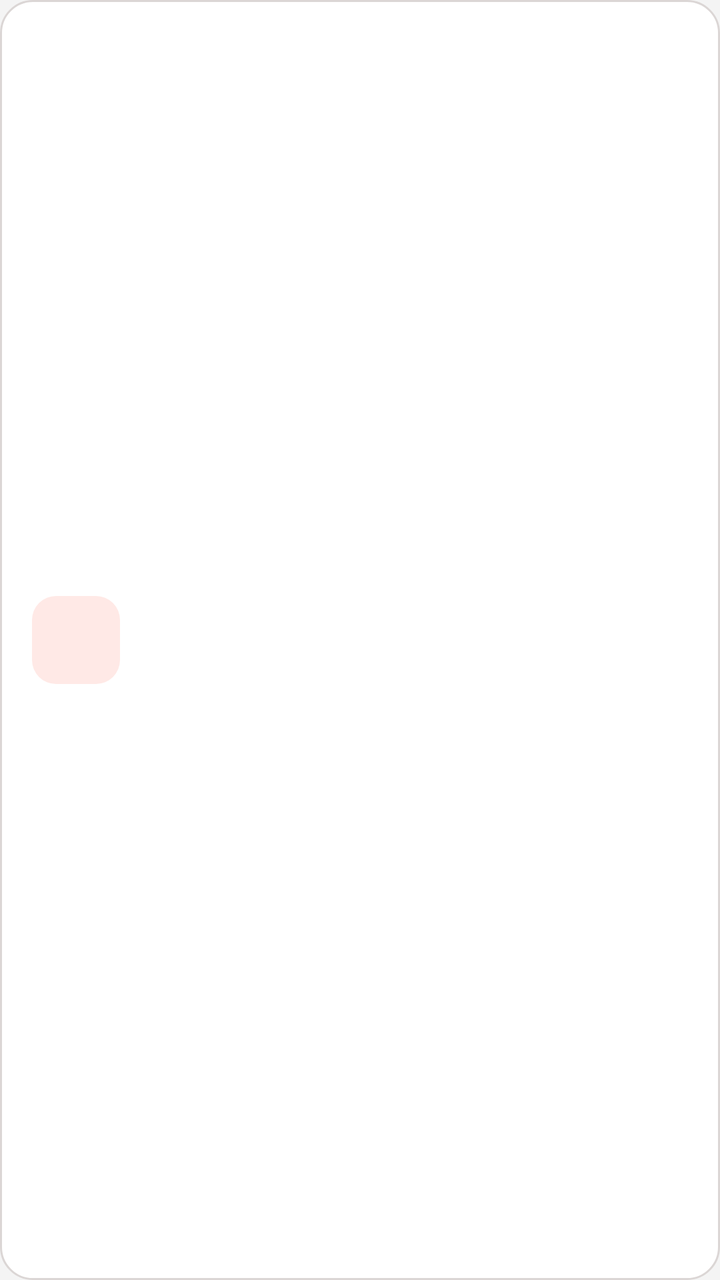
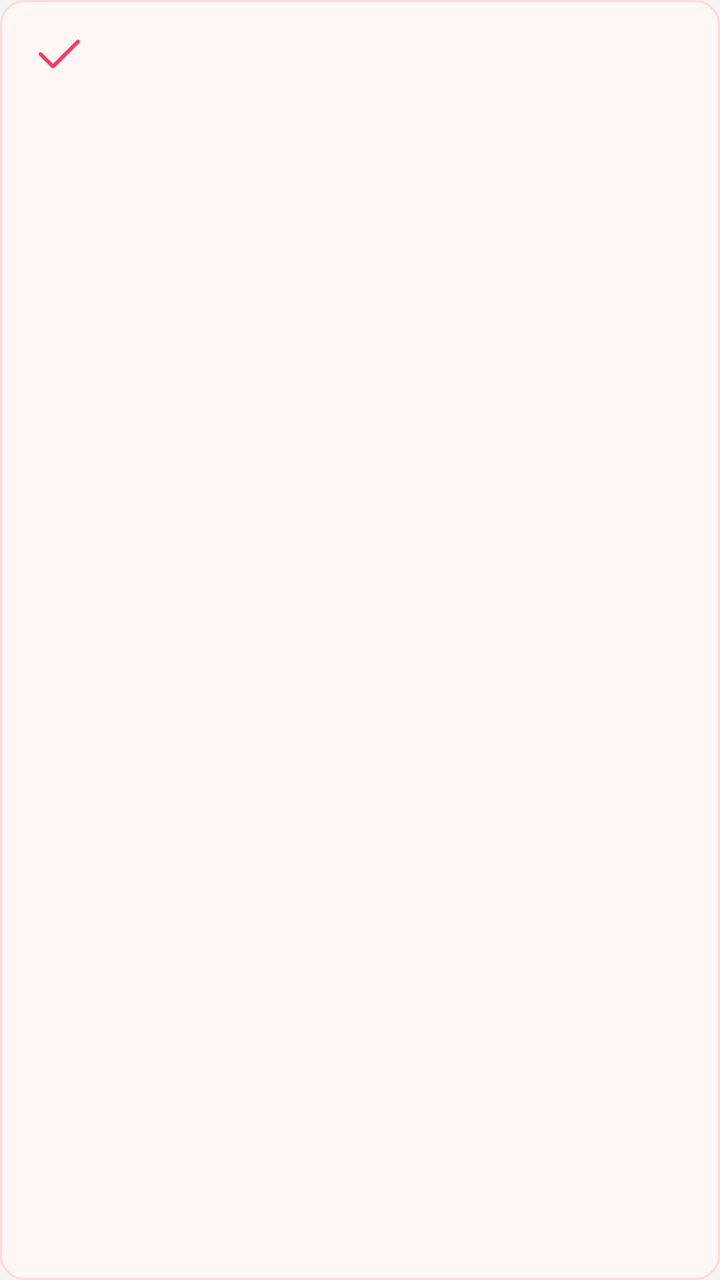

Compare the two renders of this Android layout. The source of the first and the diff that turns it into the second are given below.
<!-- AndroidManifest.xml: application theme Theme.Main -->
<!-- res/layout/ob_goal_option.xml -->
<LinearLayout xmlns:android="http://schemas.android.com/apk/res/android" android:layout_width="match_parent" android:layout_height="108dp" android:layout_margin="6dp" android:background="@drawable/bg_privacy_goal_selected" android:clickable="true" android:focusable="true" android:gravity="center_vertical" android:orientation="horizontal" android:padding="16dp">
    <FrameLayout android:layout_width="44dp" android:layout_height="44dp" android:background="@drawable/bg_privacy_goal_icon">
        <ImageView android:layout_width="24dp" android:layout_height="24dp" android:layout_gravity="center" android:duplicateParentState="true"/>
    </FrameLayout>
    <TextView android:layout_width="0dp" android:layout_height="wrap_content" android:layout_marginStart="12dp" android:layout_weight="1" android:textColor="#FF1D1A19" android:textSize="15sp" android:textStyle="bold"/>
</LinearLayout>
<!-- resources referenced by this layout -->
<resources>
  <!-- drawable bg_privacy_goal_icon (drawable) -->
  <shape xmlns:android="http://schemas.android.com/apk/res/android"><solid android:color="#FFFFE9E6"/><corners android:radius="12dp"/></shape>
  <!-- drawable bg_privacy_goal_selected (drawable) -->
  <selector xmlns:android="http://schemas.android.com/apk/res/android"><item android:state_selected="true"><shape><solid android:color="#FFFFF0EE"/><corners android:radius="16dp"/><stroke android:width="2dp" android:color="#FFD13538"/></shape></item><item><shape><solid android:color="#FFFFFFFF"/><corners android:radius="16dp"/><stroke android:width="1dp" android:color="#FFDBD6D5"/></shape></item></selector>
  <style name="Theme.Main" parent="Theme.MaterialComponents.Light.NoActionBar">
          
          <item name="colorPrimary">@color/purple_500</item>
          <item name="colorPrimaryVariant">@color/purple_700</item>
          <item name="colorOnPrimary">@color/white</item>
          <item name="android:windowLightStatusBar">true</item>
          <item name="android:windowLightNavigationBar" tools:targetApi="27">true</item>
          
          <item name="colorSecondary">@color/teal_200</item>
          <item name="colorSecondaryVariant">@color/teal_700</item>
          <item name="colorOnSecondary">@color/white</item>
          
          <item name="android:windowBackground">#F4F4F4</item>
          
          <item name="android:windowTranslucentStatus">true</item>
          <item name="android:windowTranslucentNavigation">true</item>
          
          <item name="android:windowFullscreen">false</item>
          
          <item name="android:windowNoTitle">true</item>
          
          <item name="android:animateLayoutChanges">false</item>
  
          <item name="android:includeFontPadding">false</item>
      </style>
  <color name="purple_500">#FF6200EE</color>
  <color name="purple_700">#FF3700B3</color>
  <color name="white">#FFFFFFFF</color>
  <color name="teal_200">#FF03DAC5</color>
  <color name="teal_700">#FF018786</color>
</resources>

<!-- the commit's change to res/layout/ob_goal_option.xml (unified diff, before → after) -->
@@ -1,6 +1,8 @@
-<LinearLayout xmlns:android="http://schemas.android.com/apk/res/android" android:layout_width="match_parent" android:layout_height="108dp" android:layout_margin="6dp" android:background="@drawable/bg_privacy_goal_selected" android:clickable="true" android:focusable="true" android:gravity="center_vertical" android:orientation="horizontal" android:padding="16dp">
-    <FrameLayout android:layout_width="44dp" android:layout_height="44dp" android:background="@drawable/bg_privacy_goal_icon">
-        <ImageView android:layout_width="24dp" android:layout_height="24dp" android:layout_gravity="center" android:duplicateParentState="true"/>
-    </FrameLayout>
-    <TextView android:layout_width="0dp" android:layout_height="wrap_content" android:layout_marginStart="12dp" android:layout_weight="1" android:textColor="#FF1D1A19" android:textSize="15sp" android:textStyle="bold"/>
-</LinearLayout>
+<?xml version="1.0" encoding="utf-8"?>
+<androidx.constraintlayout.widget.ConstraintLayout xmlns:android="http://schemas.android.com/apk/res/android"
+    xmlns:app="http://schemas.android.com/apk/res-auto"
+    android:layout_width="match_parent" android:layout_height="wrap_content" android:layout_margin="6dp"
+    android:background="@drawable/ob_goal_option_selector" android:paddingHorizontal="14dp" android:paddingVertical="12dp">
+    <ImageView android:duplicateParentState="true" app:tint="@color/ob_goal_icon" android:id="@+id/ob_goal_option_icon" android:layout_width="30dp" android:layout_height="30dp" android:contentDescription="@null" android:src="@drawable/ob_ic_check" app:layout_constraintStart_toStartOf="parent" app:layout_constraintTop_toTopOf="parent" />
+    <TextView android:duplicateParentState="true" android:id="@+id/ob_goal_option_title" android:layout_width="0dp" android:layout_height="wrap_content" android:layout_marginTop="9dp" android:ellipsize="marquee" android:fontFamily="@font/ob_poppins_medium" android:gravity="start" android:maxLines="1" android:singleLine="true" android:textColor="@color/ob_goal_text" android:textSize="13sp" app:layout_constraintBottom_toBottomOf="parent" app:layout_constraintEnd_toEndOf="parent" app:layout_constraintStart_toStartOf="@id/ob_goal_option_icon" app:layout_constraintTop_toBottomOf="@id/ob_goal_option_icon" />
+</androidx.constraintlayout.widget.ConstraintLayout>
<!-- resource entries referenced after the edit -->
@@ -1,9 +1,27 @@
 <!-- resources referenced by this layout -->
 <resources>
-  <!-- drawable bg_privacy_goal_icon (drawable) -->
-  <shape xmlns:android="http://schemas.android.com/apk/res/android"><solid android:color="#FFFFE9E6"/><corners android:radius="12dp"/></shape>
-  <!-- drawable bg_privacy_goal_selected (drawable) -->
-  <selector xmlns:android="http://schemas.android.com/apk/res/android"><item android:state_selected="true"><shape><solid android:color="#FFFFF0EE"/><corners android:radius="16dp"/><stroke android:width="2dp" android:color="#FFD13538"/></shape></item><item><shape><solid android:color="#FFFFFFFF"/><corners android:radius="16dp"/><stroke android:width="1dp" android:color="#FFDBD6D5"/></shape></item></selector>
+  <!-- drawable ob_goal_option_selector (drawable) -->
+  <?xml version="1.0" encoding="utf-8"?>
+  <selector xmlns:android="http://schemas.android.com/apk/res/android">
+      <item android:state_selected="true" android:drawable="@drawable/ob_goal_option_selected" />
+      <item android:drawable="@drawable/ob_goal_option" />
+  </selector>
+  <!-- drawable ob_ic_check (drawable) -->
+  <?xml version="1.0" encoding="utf-8"?>
+  <vector xmlns:android="http://schemas.android.com/apk/res/android"
+      android:width="24dp"
+      android:height="24dp"
+      android:viewportWidth="24"
+      android:viewportHeight="24">
+      <group
+          android:translateX="4.25"
+          android:translateY="6.25">
+          <path
+              android:fillColor="@color/ob_accent"
+              android:pathData="M16.2803,0.2197C16.5732,0.5126 16.5732,0.9874 16.2803,1.2803L6.2803,11.2803C5.9874,11.5732 5.5126,11.5732 5.2197,11.2803L0.2197,6.2803C-0.0732,5.9874 -0.0732,5.5126 0.2197,5.2197C0.5126,4.9268 0.9874,4.9268 1.2803,5.2197L5.75,9.6893L15.2197,0.2197C15.5126,-0.0732 15.9874,-0.0732 16.2803,0.2197Z"
+              android:fillType="evenOdd" />
+      </group>
+  </vector>
   <style name="Theme.Main" parent="Theme.MaterialComponents.Light.NoActionBar">
           
           <item name="colorPrimary">@color/purple_500</item>
@@ -29,6 +47,20 @@
   
           <item name="android:includeFontPadding">false</item>
       </style>
+  <!-- drawable ob_goal_option_selected (drawable) -->
+  <?xml version="1.0" encoding="utf-8"?>
+  <shape xmlns:android="http://schemas.android.com/apk/res/android">
+      <solid android:color="@color/ob_accent" />
+      <corners android:radius="12dp" />
+  </shape>
+  <!-- drawable ob_goal_option (drawable) -->
+  <?xml version="1.0" encoding="utf-8"?>
+  <shape xmlns:android="http://schemas.android.com/apk/res/android">
+      <solid android:color="#FFFFF6F6" />
+      <stroke android:width="1dp" android:color="#FFFFDADA" />
+      <corners android:radius="12dp" />
+  </shape>
+  <color name="ob_accent">#FF375E</color>
   <color name="purple_500">#FF6200EE</color>
   <color name="purple_700">#FF3700B3</color>
   <color name="white">#FFFFFFFF</color>
